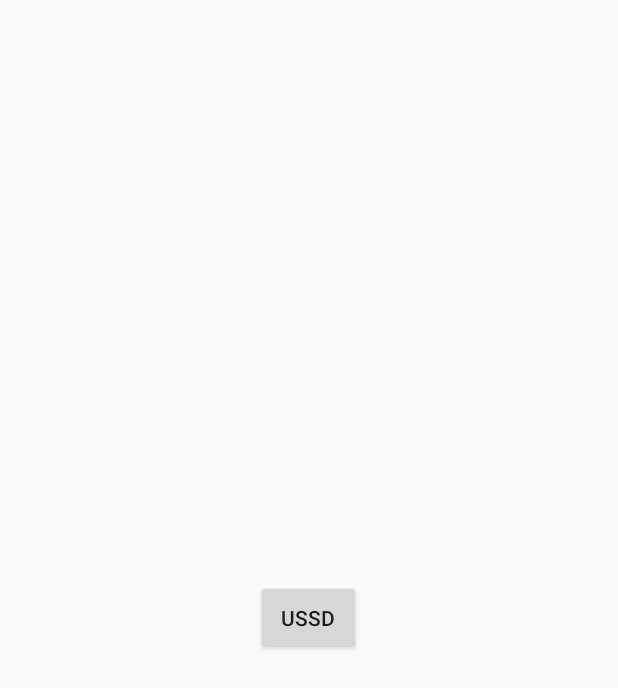
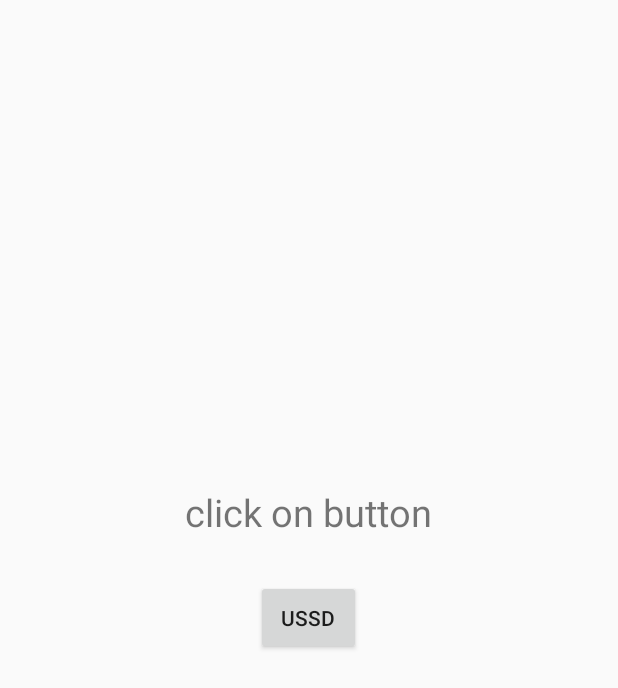
Before and after one commit to Codesait/ussd, an Android app: the layout activity_main.xml on its own in the app's theme, with its tools: preview values and no code run, on a phone screen of 412 x 824 dp. Shown: the top 688 px of the screen. Run offline under Robolectric (Android 15) with nearby library versions, the phone set to English and light mode, and no system bars.

Commit message:
second commit

```diff
--- a/app/src/main/res/layout/activity_main.xml
+++ b/app/src/main/res/layout/activity_main.xml
@@ -5,6 +5,15 @@
     android:layout_width="match_parent"
     android:layout_height="match_parent"
     tools:context="com.example.melasin.simple_ussd.MainActivity">
+
+    <TextView
+        android:layout_width="wrap_content"
+        android:layout_height="wrap_content"
+        android:layout_above="@+id/btussd"
+        android:layout_centerHorizontal="true"
+        android:layout_marginBottom="28dp"
+        android:textSize="25sp"
+        android:text="click on button" />
 
     <Button
         android:id="@+id/btussd"
```
